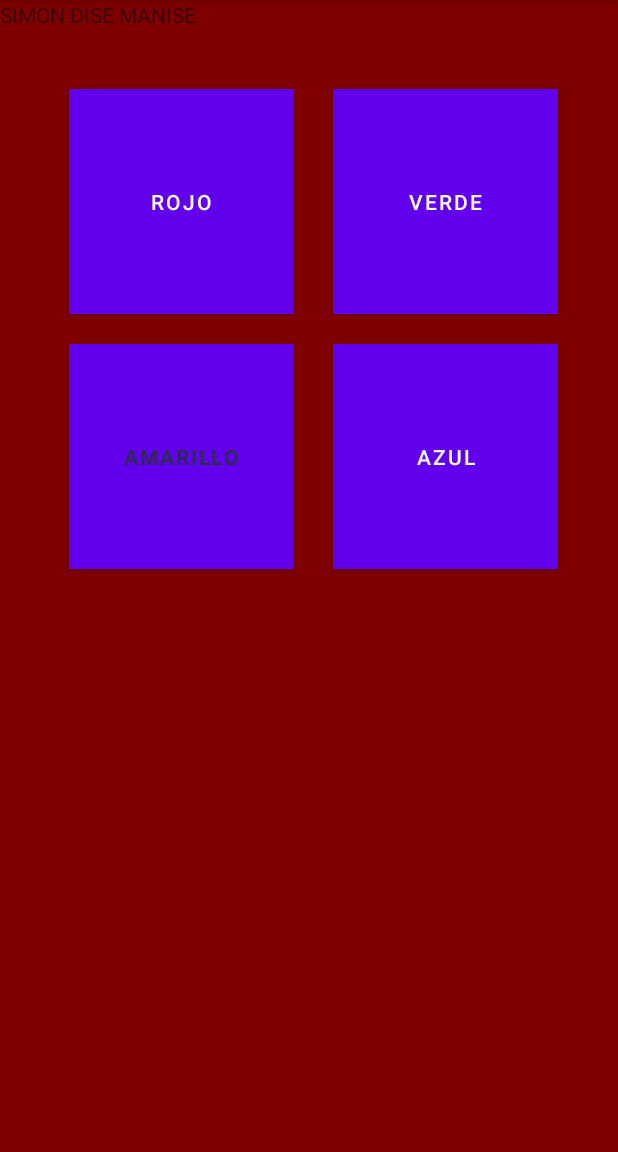
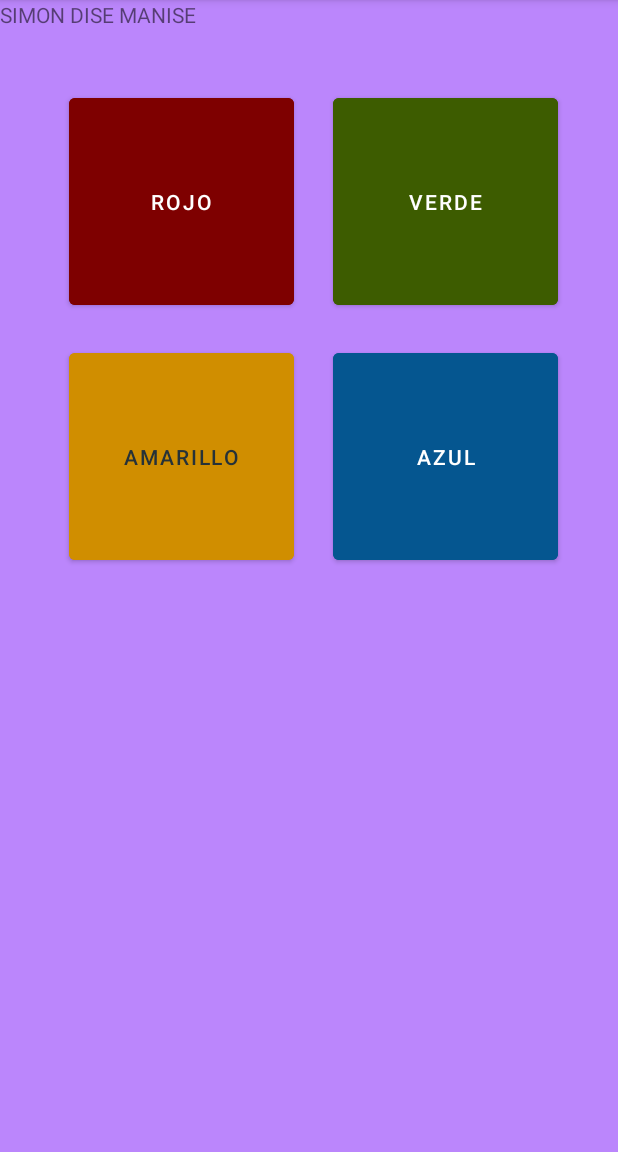
Before and after one commit to 4mbr0s10/SImonDice, an Android app: the Botones screen opened directly, with no data from a screen before it, on a phone screen of 412 x 824 dp, the part 84-1236 px from its top. Run offline under Robolectric (Android 15) with nearby library versions, the phone set to English and light mode, and no system bars.

Commit message:
Commit: BackgroundTints

```diff
--- a/app/src/main/java/com/example/simondice/Botones.kt
+++ b/app/src/main/java/com/example/simondice/Botones.kt
@@ -84,10 +84,10 @@ class Botones : AppCompatActivity() {
 
             0 ->{
                 GlobalScope.launch(Dispatchers.Main) {
-                    botonRojo.setBackgroundColor((resources.getColor(R.color.rojo_encendido)))
+                    botonRojo.backgroundTintList((resources.getColor(R.color.rojo_encendido)))
                     secuenciaMaquina.add(0)
                     Timer().schedule(tiempoIluminado) {
-                        botonRojo.setBackgroundColor((resources.getColor(R.color.rojo_apagado)))
+                        botonRojo.backgroundTintList((resources.getColor(R.color.rojo_apagado)))
                     }
                 }
             }
@@ -152,6 +152,10 @@ class Botones : AppCompatActivity() {
     }
 }
 
+private fun Button.backgroundTintList(color: Int) {
+
+}
+
 private fun Timer.schedule(tiempoIluminado: Int, function: () -> Unit) {
 
 }
--- a/app/src/main/res/layout/activity_botones.xml
+++ b/app/src/main/res/layout/activity_botones.xml
@@ -5,7 +5,7 @@
     android:layout_width="match_parent"
     android:layout_height="match_parent"
     tools:context=".Botones"
-    android:background="@color/rojo_apagado">
+    android:background="@color/purple_200">
 
     <TextView
         android:layout_width="wrap_content"
@@ -21,7 +21,7 @@
         android:layout_marginStart="40dp"
         android:layout_marginTop="40dp"
         android:layout_marginEnd="20dp"
-        android:background="@color/rojo_apagado"
+        android:backgroundTint="@color/rojo_apagado"
         android:text="@string/rojo"
         app:layout_constraintEnd_toStartOf="@+id/botonVerde"
         app:layout_constraintStart_toStartOf="parent"
@@ -31,7 +31,7 @@
         android:id="@+id/botonVerde"
         android:layout_width="150dp"
         android:layout_height="150dp"
-        android:background="@color/verde_apagado"
+        android:backgroundTint="@color/verde_apagado"
         android:text="@string/verde"
         app:layout_constraintEnd_toEndOf="parent"
         android:layout_marginEnd="40dp"
@@ -46,7 +46,7 @@
         android:layout_marginStart="40dp"
         android:layout_marginTop="20dp"
         android:layout_marginEnd="20dp"
-        android:background="@color/amarillo_apagado"
+        android:backgroundTint="@color/amarillo_apagado"
         android:text="@string/amarillo"
         android:textColor="#263238"
         app:layout_constraintEnd_toStartOf="@+id/botonAzul"
@@ -57,7 +57,7 @@
         android:id="@+id/botonAzul"
         android:layout_width="150dp"
         android:layout_height="150dp"
-        android:background="@color/azul_apagado"
+        android:backgroundTint="@color/azul_apagado"
         android:text="@string/azul"
         app:layout_constraintEnd_toEndOf="parent"
         android:layout_marginEnd="40dp" android:layout_marginTop="20dp"
```
